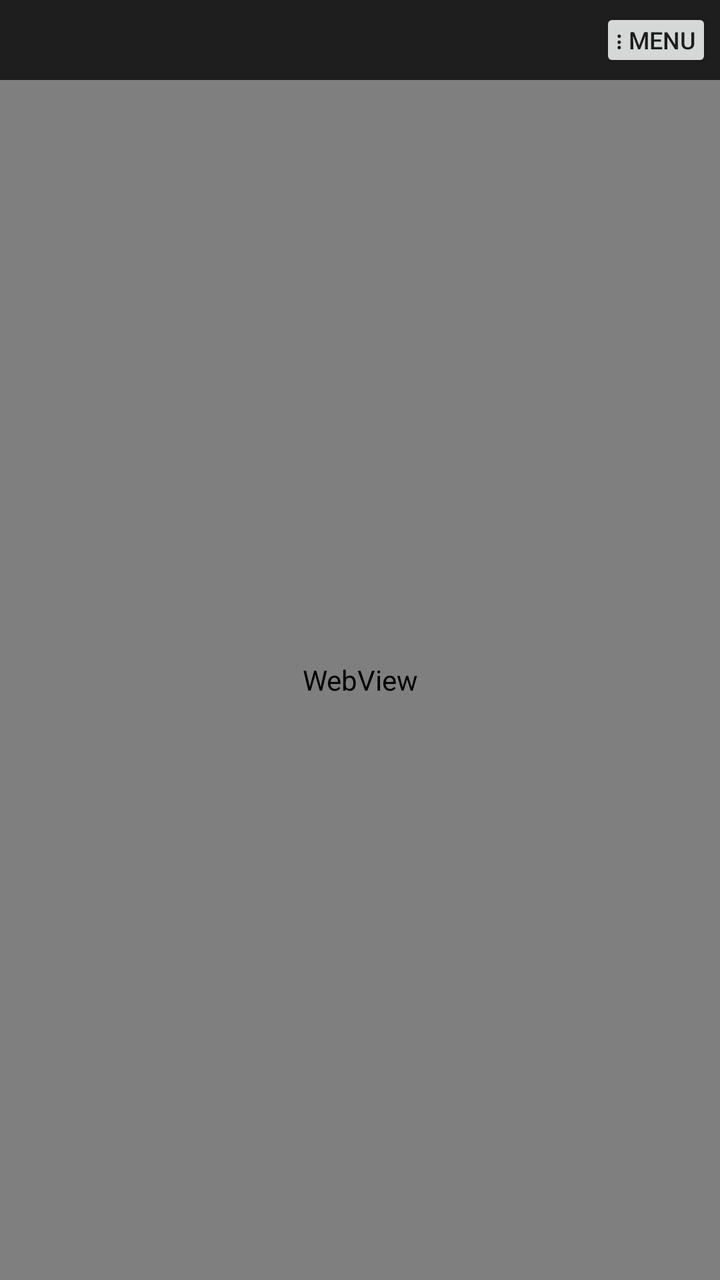
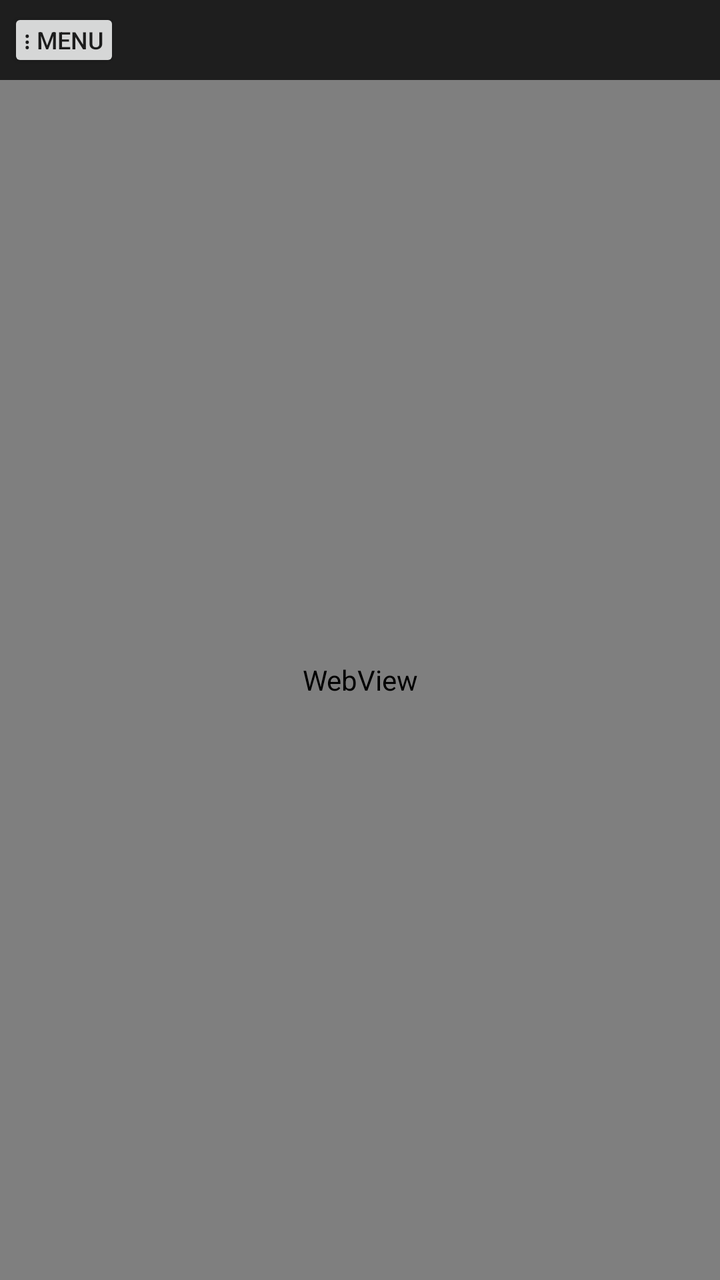

Before-and-after screenshots of an Android layout around one commit, followed by the original layout XML and the change that was made.
<!-- AndroidManifest.xml: application theme Theme.AppCompat.DayNight.NoActionBar -->
<!-- res/layout/activity_main.xml -->
<?xml version="1.0" encoding="utf-8"?>
<RelativeLayout xmlns:android="http://schemas.android.com/apk/res/android"
    android:layout_width="match_parent"
    android:layout_height="match_parent"
    android:background="#121212">

    
    <LinearLayout
        android:id="@+id/layoutTopBar"
        android:layout_width="match_parent"
        android:layout_height="wrap_content"
        android:orientation="horizontal"
        android:background="#1E1E1E"
        android:padding="4dp"
        android:gravity="end">

        <Button
            android:id="@+id/btnMenu"
            android:layout_width="wrap_content"
            android:layout_height="32dp"
            android:minHeight="0dp"
            android:minWidth="0dp"
            android:paddingStart="8dp"
            android:paddingEnd="8dp"
            android:paddingTop="2dp"
            android:paddingBottom="2dp"
            android:text="⋮ Menu"
            android:textSize="12sp" />
    </LinearLayout>



    
    <WebView
        android:id="@+id/webView"
        android:layout_width="match_parent"
        android:layout_height="match_parent"
        android:layout_below="@id/layoutTopBar" />

</RelativeLayout>
<!-- resources referenced by this layout -->
<resources>

</resources>

<!-- the commit's change to res/layout/activity_main.xml (unified diff, before → after) -->
@@ -12,7 +12,18 @@
         android:orientation="horizontal"
         android:background="#1E1E1E"
         android:padding="4dp"
-        android:gravity="end">
+        android:gravity="center_vertical">
+
+        <TextView
+            android:id="@+id/tvSleepTimer"
+            android:layout_width="0dp"
+            android:layout_height="wrap_content"
+            android:layout_weight="1"
+            android:text=""
+            android:textColor="#FFD700"
+            android:textSize="14sp"
+            android:paddingStart="8dp"
+            android:visibility="gone" />
 
         <Button
             android:id="@+id/btnMenu"
